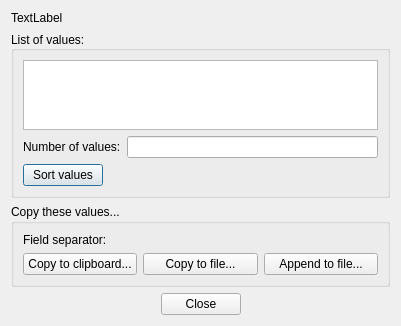
Qt form libpvguiqt/src/PVListDisplayDlg.ui (squey/squey) before a commit.
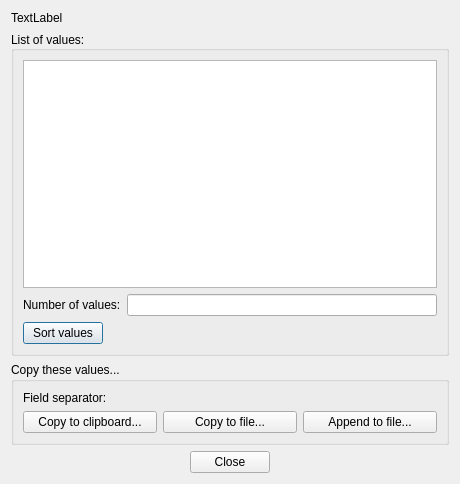
The same form after that commit. Custom widgets are drawn as their Qt base class.

```diff
--- a/libpvguiqt/src/PVListDisplayDlg.ui
+++ b/libpvguiqt/src/PVListDisplayDlg.ui
@@ -6,8 +6,8 @@
    <rect>
     <x>0</x>
     <y>0</y>
-    <width>401</width>
-    <height>313</height>
+    <width>460</width>
+    <height>484</height>
    </rect>
   </property>
   <property name="windowTitle">
```
